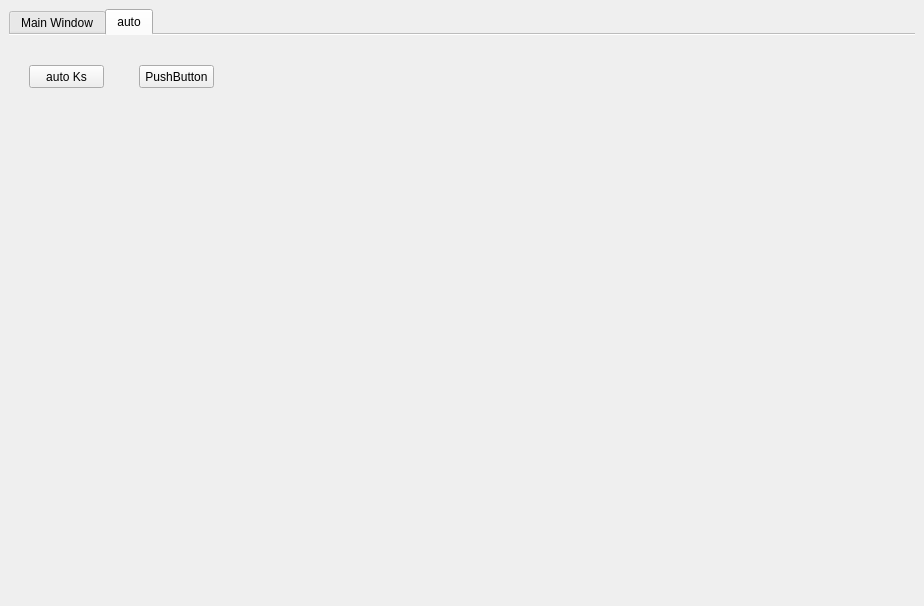
Before: the Qt Designer form gui/mainMenu.ui in void2412/vpt-python, drawn with Qt 5.
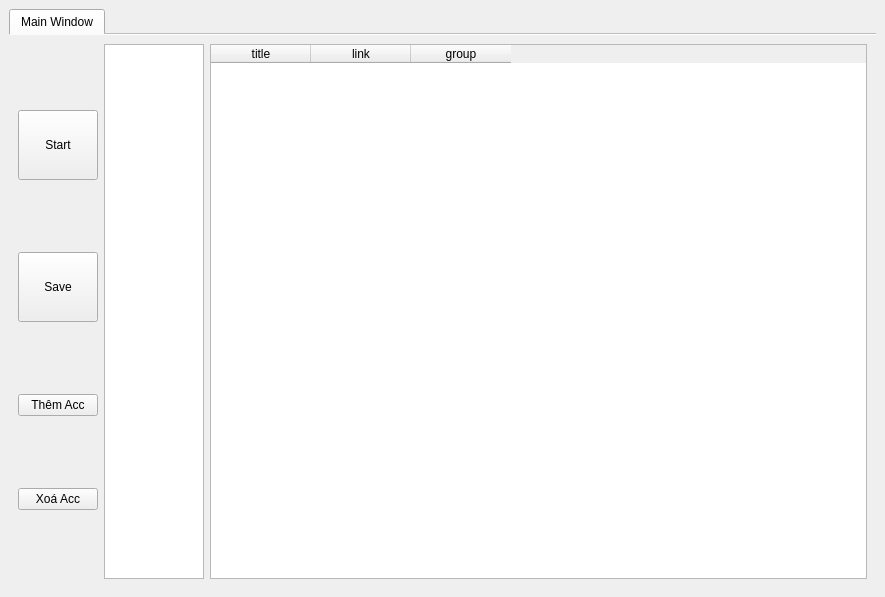
After: the same form once the commit is applied.

Commit message: added gui file for auto kiem nguyen lieu

The edit to the form file:
```diff
--- a/gui/mainMenu.ui
+++ b/gui/mainMenu.ui
@@ -6,8 +6,8 @@
    <rect>
     <x>0</x>
     <y>0</y>
-    <width>924</width>
-    <height>606</height>
+    <width>885</width>
+    <height>597</height>
    </rect>
   </property>
   <property name="windowTitle">
@@ -45,7 +45,7 @@
        </size>
       </property>
       <property name="currentIndex">
-       <number>1</number>
+       <number>0</number>
       </property>
       <property name="elideMode">
        <enum>Qt::ElideNone</enum>
@@ -194,37 +194,6 @@
         </item>
        </layout>
       </widget>
-      <widget class="QWidget" name="autoTab">
-       <attribute name="title">
-        <string>auto</string>
-       </attribute>
-       <widget class="QPushButton" name="autoKsBtn">
-        <property name="geometry">
-         <rect>
-          <x>20</x>
-          <y>30</y>
-          <width>75</width>
-          <height>23</height>
-         </rect>
-        </property>
-        <property name="text">
-         <string>auto Ks</string>
-        </property>
-       </widget>
-       <widget class="QPushButton" name="pushButton_2">
-        <property name="geometry">
-         <rect>
-          <x>130</x>
-          <y>30</y>
-          <width>75</width>
-          <height>23</height>
-         </rect>
-        </property>
-        <property name="text">
-         <string>PushButton</string>
-        </property>
-       </widget>
-      </widget>
      </widget>
     </item>
    </layout>
```
The commit also changes 7 other files.
